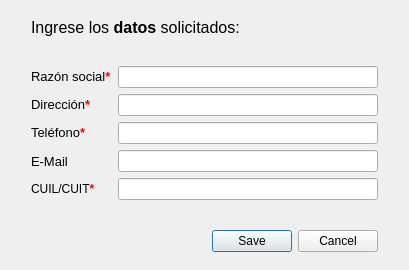
Above: windows/templates/newproveedor.ui from HitomiD/Proyecto-Desarrollo before the change. Below: the same form after it.
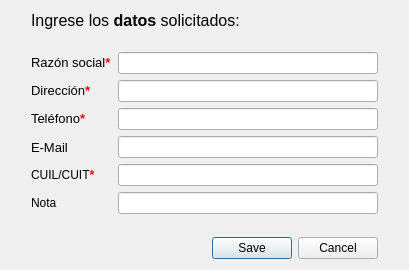
That is the form after the change.

```diff
--- a/windows/templates/newproveedor.ui
+++ b/windows/templates/newproveedor.ui
@@ -151,6 +151,16 @@
        <item row="7" column="1">
         <widget class="QLineEdit" name="lnEditCUIT"/>
        </item>
+       <item row="8" column="0">
+        <widget class="QLabel" name="label">
+         <property name="text">
+          <string>Nota</string>
+         </property>
+        </widget>
+       </item>
+       <item row="8" column="1">
+        <widget class="QLineEdit" name="lnEditNota"/>
+       </item>
       </layout>
      </item>
      <item>
```
